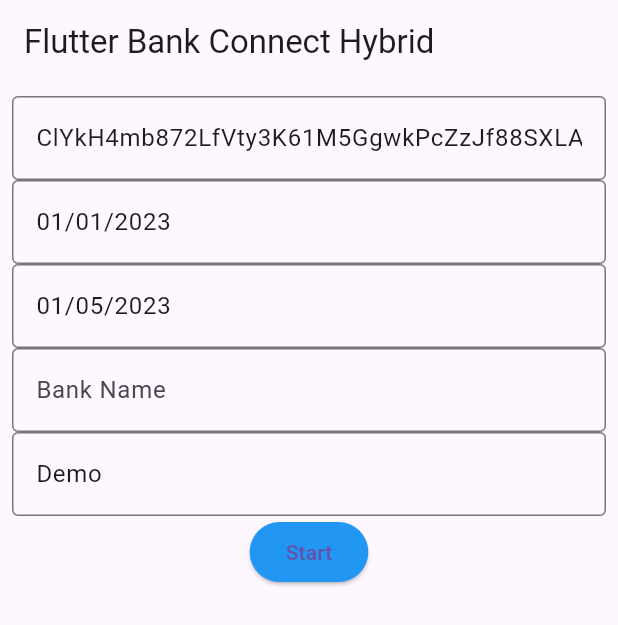
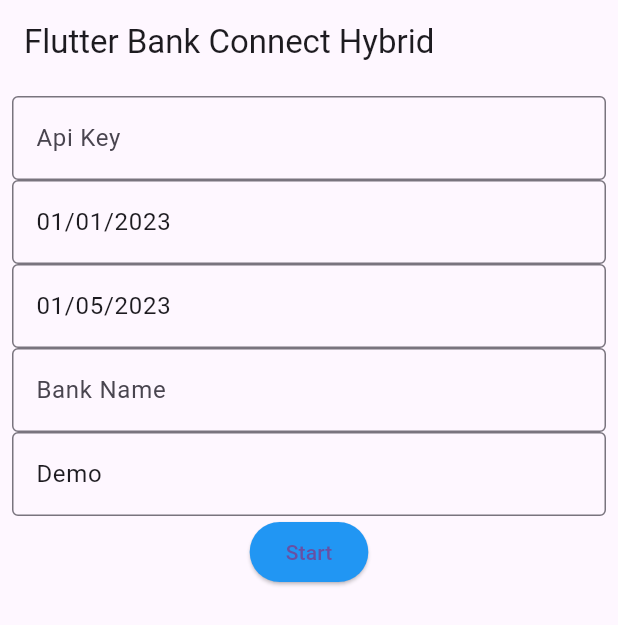
Before and after one commit to finbox-in/bank-connect-sample-flutter, a Flutter app: the screen it shows after launch, on a phone screen of 412 x 824 dp. Shown: the top 625 px of the screen. Run offline on Flutter 3.47's test engine with Material 3 defaults, Android fonts, the phone set to English and light mode, and no system bars; missing offline and left inert: finbox_bc_plugin.

Commit message:
Remove unused code

```diff
--- a/lib/main.dart
+++ b/lib/main.dart
@@ -14,7 +14,7 @@ void main() {
 }
 
 TextEditingController apiKeyController =
-    TextEditingController(text: "ClYkH4mb872LfVty3K61M5GgwkPcZzJf88SXLAb4");
+    TextEditingController(text: "");
 TextEditingController fromDateController =
     TextEditingController(text: "01/01/2023");
 TextEditingController toDateController =
@@ -66,19 +66,6 @@ class MyHomePage extends StatefulWidget {
 }
 
 class _MyHomePageState extends State<MyHomePage> {
-  int _counter = 0;
-  // final resultController = new TextEditingController(text: "Demo");
-
-  void _incrementCounter() {
-    setState(() {
-      // This call to setState tells the Flutter framework that something has
-      // changed in this State, which causes it to rerun the build method below
-      // so that the display can reflect the updated values. If we changed
-      // _counter without calling setState(), then the build method would not be
-      // called again, and so nothing would appear to happen.
-      _counter++;
-    });
-  }
 
   _initSdk() {
     FinBoxBcPlugin.initSdk(apiKeyController.text, "demo_bank_connect_user_1",
```
